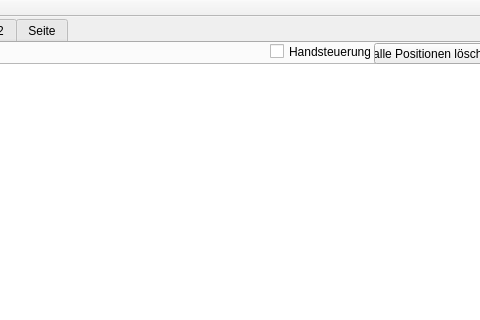
The window that mainwindow.ui (Koerner/Sturzflug-at-daedalus.ei.tum.de) describes before a commit, drawn with Qt 5; both pictures show x 102 to 582 and y 0 to 320 of the 1024 by 600 pixel window.
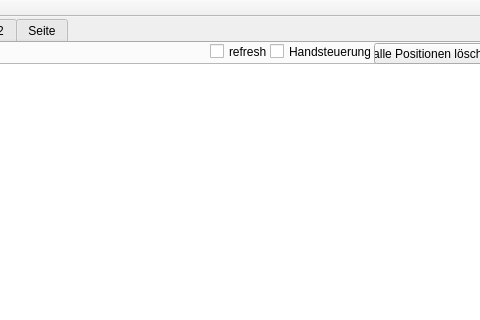
The same window after the commit.

Commit message: refresh checkbox

```diff
--- a/mainwindow.ui
+++ b/mainwindow.ui
@@ -270,6 +270,19 @@
        <string>Handsteuerung</string>
       </property>
      </widget>
+     <widget class="QCheckBox" name="refresh">
+      <property name="geometry">
+       <rect>
+        <x>300</x>
+        <y>0</y>
+        <width>61</width>
+        <height>17</height>
+       </rect>
+      </property>
+      <property name="text">
+       <string>refresh</string>
+      </property>
+     </widget>
     </widget>
     <widget class="QWidget" name="tab_6">
      <attribute name="title">
```
The commit also changes 1 other file.
